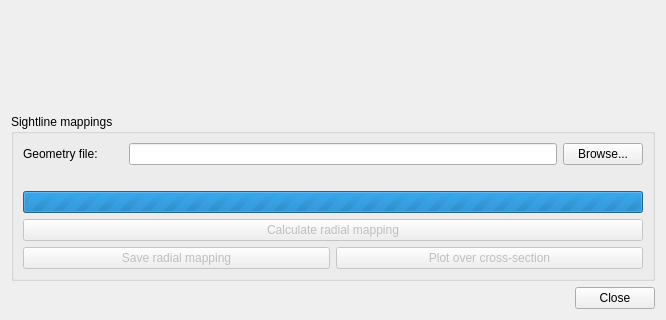
Old version of the form gui/ui/sightlineMappings.ui in the repository hoppe93/softplot; both pictures show x 0 to 666 and y 188 to 508 of the 666 by 508 pixel window.
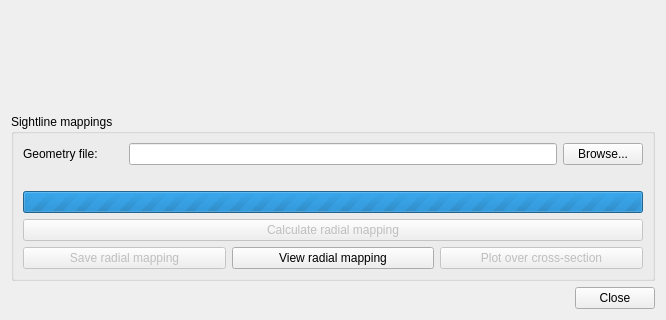
New version of the form.

Commit message: Implemented sightline mappings window. Fixed bug in PhaseSpaceDistribution

Diff of the .ui file:
```diff
--- a/gui/ui/sightlineMappings.ui
+++ b/gui/ui/sightlineMappings.ui
@@ -134,6 +134,16 @@
           </property>
          </widget>
         </item>
+        <item>
+         <widget class="QPushButton" name="btnViewMapping">
+          <property name="enabled">
+           <bool>true</bool>
+          </property>
+          <property name="text">
+           <string>View radial mapping</string>
+          </property>
+         </widget>
+        </item>
         <item>
          <widget class="QPushButton" name="btnPlotXS">
           <property name="enabled">
```
The commit also changes 7 other files.
